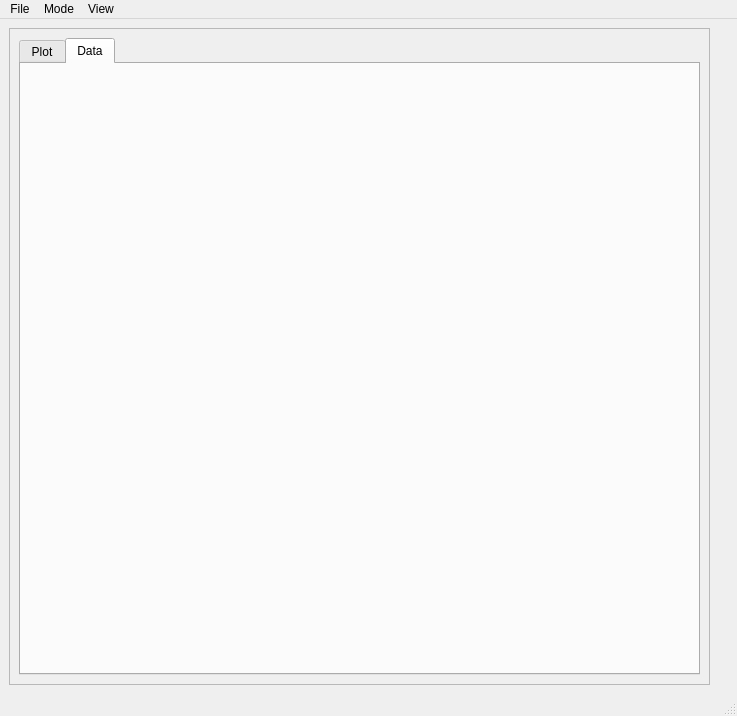
First picture: the form in window.ui, repository LanceFiondella/SFRAT, before the edit.
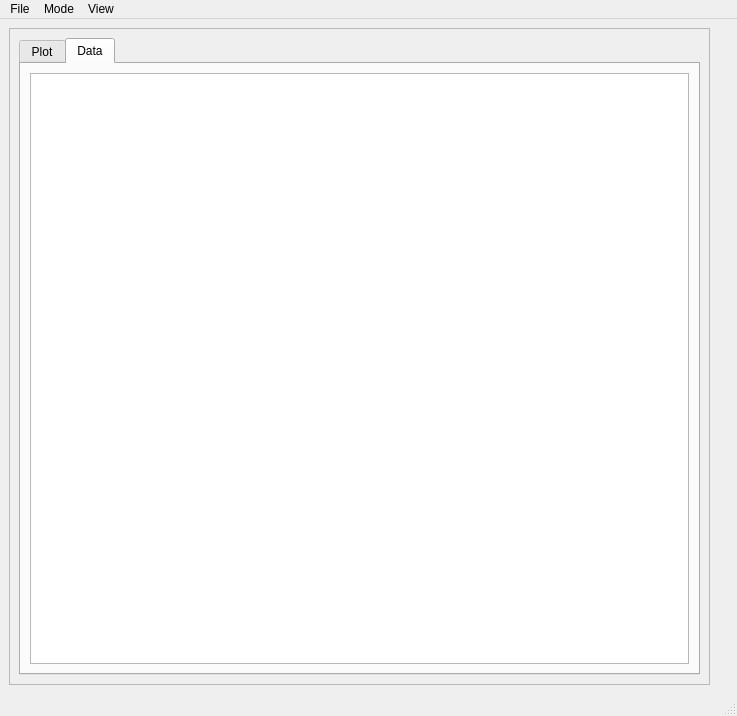
Second picture: the form after the edit. The open tabs and pages were chosen to show the change.

Commit message: add data table

What changed in the file:
```diff
--- a/window.ui
+++ b/window.ui
@@ -48,7 +48,11 @@
           <attribute name="title">
            <string>Data</string>
           </attribute>
-          <layout class="QGridLayout" name="gridLayout_4"/>
+          <layout class="QGridLayout" name="gridLayout_4">
+           <item row="0" column="0">
+            <widget class="QTableWidget" name="dataTable"/>
+           </item>
+          </layout>
          </widget>
         </widget>
        </item>
```
The commit also changes 2 other files.
